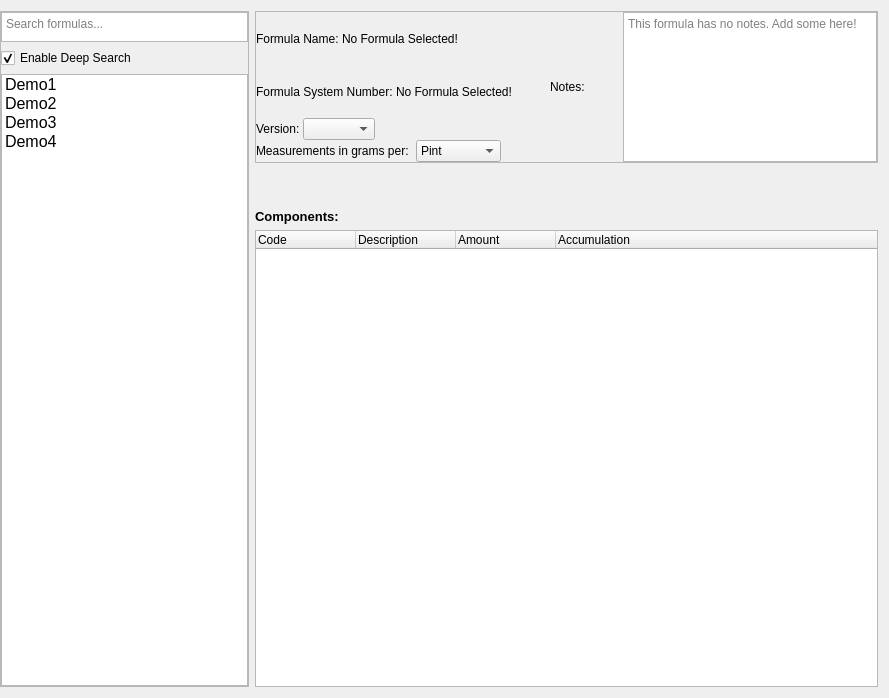
This is src/FormulaWidget.ui in nkerber/PhoenixCreative as Qt 5 draws it before an edit. The edited form follows.
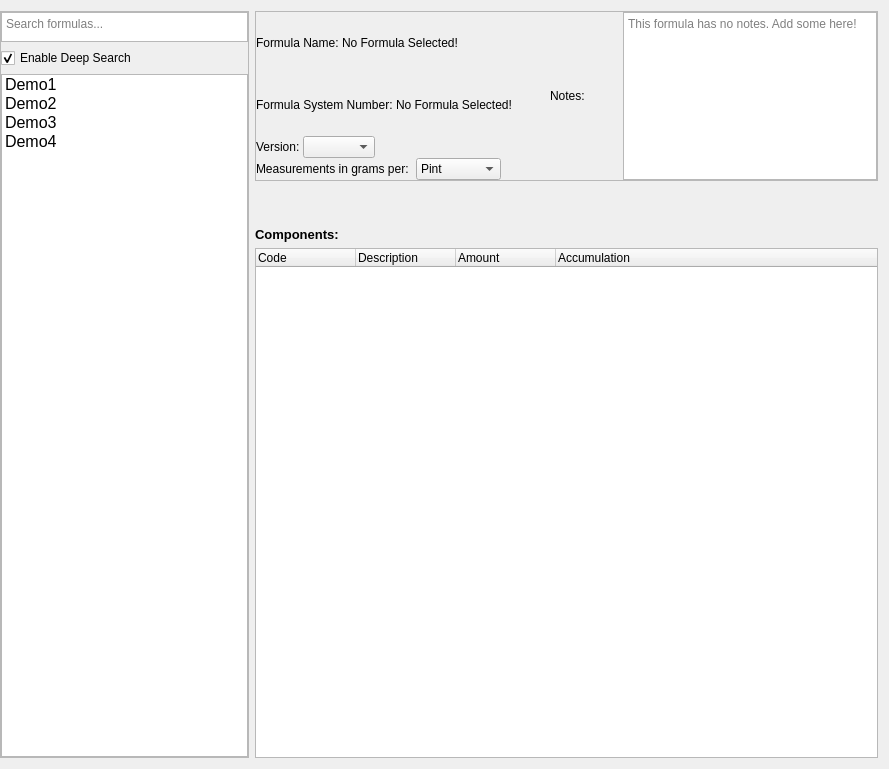
This is the edited form.

What changed in the file:
```diff
--- a/src/FormulaWidget.ui
+++ b/src/FormulaWidget.ui
@@ -7,7 +7,7 @@
     <x>0</x>
     <y>0</y>
     <width>889</width>
-    <height>698</height>
+    <height>769</height>
    </rect>
   </property>
   <property name="windowTitle">
```
